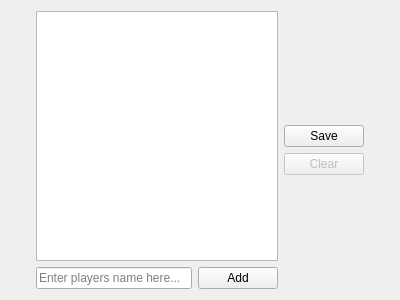
The window that client/bf4/SpectatorSlotsWidget.ui (OpenRcon/OpenRcon) describes before a commit, drawn with Qt 5.
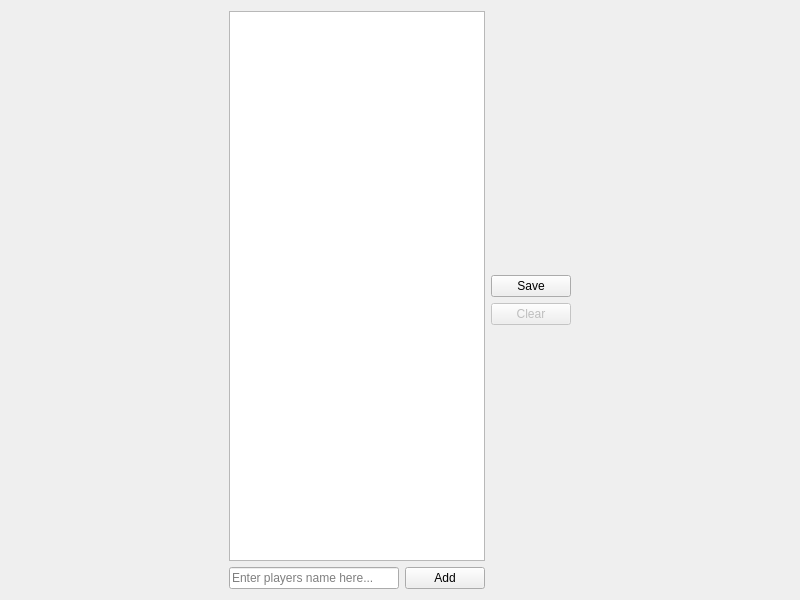
The same window after the commit. Icons and pictures are not drawn.

```diff
--- a/client/bf4/SpectatorSlotsWidget.ui
+++ b/client/bf4/SpectatorSlotsWidget.ui
@@ -6,8 +6,8 @@
    <rect>
     <x>0</x>
     <y>0</y>
-    <width>400</width>
-    <height>300</height>
+    <width>800</width>
+    <height>600</height>
    </rect>
   </property>
   <layout class="QGridLayout" name="gridLayout">
```
